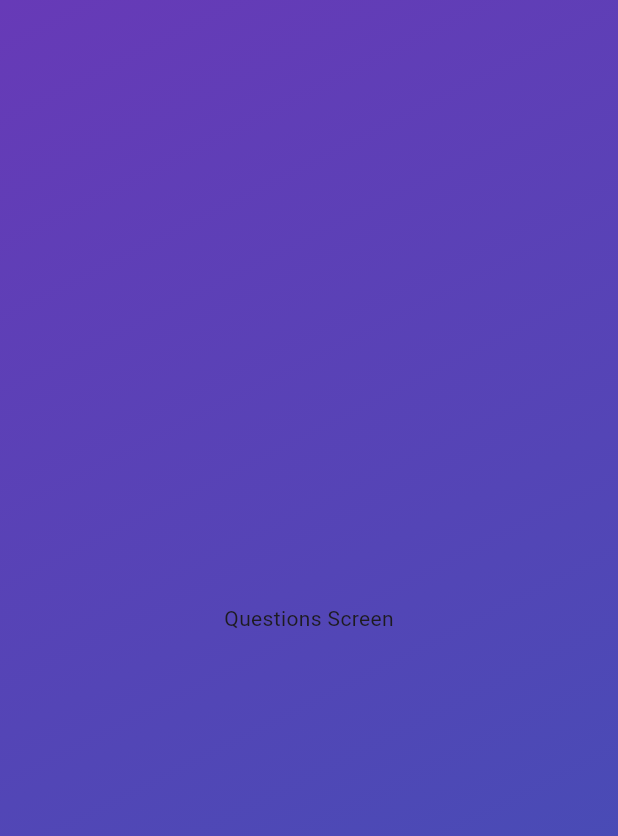
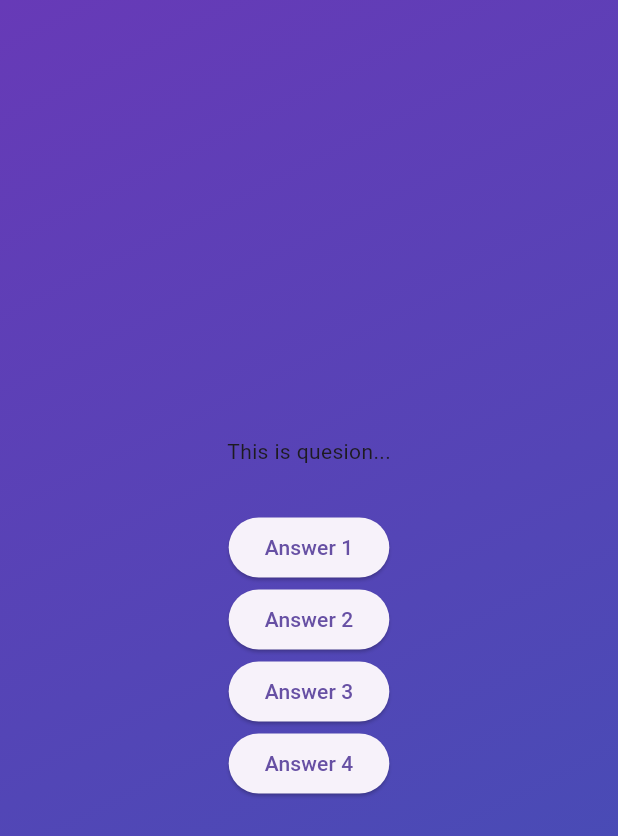
Before and after one commit to balewgize/flutter-projects, a Flutter app: the screen it shows after launch, after a tap on "Start Quiz", on a phone screen of 412 x 824 dp. Shown: the top 836 px of the screen. Run offline on Flutter 3.47's test engine with Material 3 defaults, Android fonts, the phone set to English and light mode, and no system bars.

Commit message:
add questions model and data

```diff
--- /dev/null
+++ b/quiz_app/lib/data/questions.dart
@@ -0,0 +1,43 @@
+import 'package:quiz_app/models/quiz_question.dart';
+
+const questions = [
+  QuizQuestion('What are the main building blocks of Flutter UIs?', [
+    'Widgets',
+    'Components',
+    'Blocks',
+    'Functions',
+  ]),
+  QuizQuestion('How are Flutter UIs built?', [
+    'By combining widgets in code',
+    'By combining widgets in a visual editor',
+    'By defining widgets in config files',
+    'By using XCode for iOS and Android Studio for Android',
+  ]),
+  QuizQuestion('What\'s the purpose of a StatefulWidget?', [
+    'Update UI as data changes',
+    'Update data as UI changes',
+    'Ignore data changes',
+    'Render UI that does not depend on data',
+  ]),
+  QuizQuestion(
+    'Which widget should you try to use more often: StatelessWidget or StatefulWidget?',
+    [
+      'StatelessWidget',
+      'StatefulWidget',
+      'Both are equally good',
+      'None of the above',
+    ],
+  ),
+  QuizQuestion('What happens if you change data in a StatelessWidget?', [
+    'The UI is not updated',
+    'The UI is updated',
+    'The closest StatefulWidget is updated',
+    'Any nested StatefulWidgets are updated',
+  ]),
+  QuizQuestion('How should you update data inside of StatefulWidgets?', [
+    'By calling setState()',
+    'By calling updateData()',
+    'By calling updateUI()',
+    'By calling updateState()',
+  ]),
+];
--- /dev/null
+++ b/quiz_app/lib/models/quiz_question.dart
@@ -0,0 +1,6 @@
+class QuizQuestion {
+  const QuizQuestion(this.text, this.answers);
+
+  final String text;
+  final List<String> answers;
+}
--- a/quiz_app/lib/questions_screen.dart
+++ b/quiz_app/lib/questions_screen.dart
@@ -12,6 +12,19 @@ class QuestionsScreen extends StatefulWidget {
 class _QuestionsScreenState extends State<QuestionsScreen> {
   @override
   Widget build(context) {
-    return const Center(child: Text('Questions Screen'));
+    return SizedBox(
+      width: double.infinity,
+      child: Column(
+        mainAxisAlignment: MainAxisAlignment.center,
+        children: [
+          Text("This is quesion..."),
+          SizedBox(height: 30),
+          ElevatedButton(onPressed: () {}, child: Text("Answer 1")),
+          ElevatedButton(onPressed: () {}, child: Text("Answer 2")),
+          ElevatedButton(onPressed: () {}, child: Text("Answer 3")),
+          ElevatedButton(onPressed: () {}, child: Text("Answer 4")),
+        ],
+      ),
+    );
   }
 }
--- a/quiz_app/lib/quiz.dart
+++ b/quiz_app/lib/quiz.dart
@@ -13,22 +13,27 @@ class Quiz extends StatefulWidget {
 }
 
 class _QuizState extends State<Quiz> {
-  Widget? activeScreen;
-
-  @override
-  void initState() {
-    activeScreen = StartScreen(switchScreen);
-    super.initState();
-  }
+  var activeScreen = 'start-screen';
 
   void switchScreen() {
     setState(() {
-      activeScreen = const QuestionsScreen();
+      activeScreen = 'questions-screen';
     });
   }
 
   @override
   Widget build(context) {
+    Widget screenWidget = StartScreen(switchScreen);
+
+    if (activeScreen == 'questions-screen') {
+      screenWidget = QuestionsScreen();
+    }
+
+    // screenWidget =
+    //     activeScreen == 'start-screen'
+    //         ? StartScreen(switchScreen)
+    //         : QuestionsScreen();
+
     return MaterialApp(
       home: Scaffold(
         body: Container(
@@ -39,7 +44,7 @@ class _QuizState extends State<Quiz> {
               end: Alignment.bottomRight,
             ),
           ),
-          child: activeScreen,
+          child: screenWidget,
         ),
       ),
     );
```
